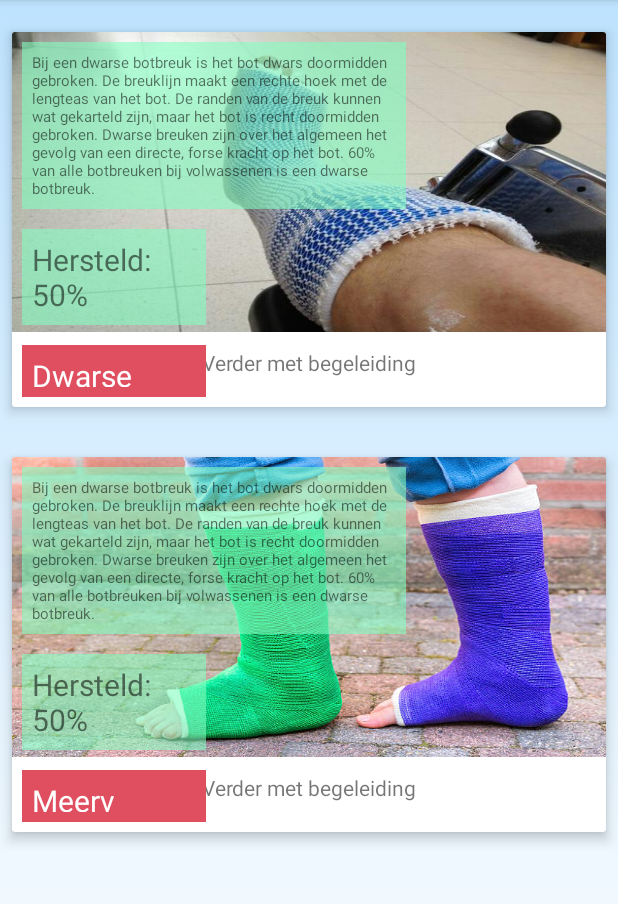
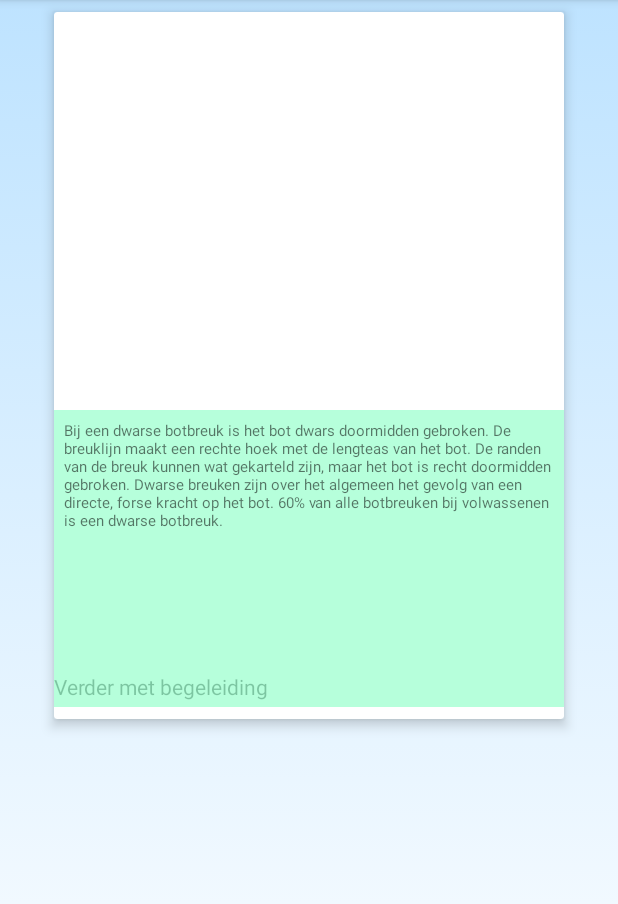
Before and after one commit to keanuTA/Ipmedt4-2017-, an Android app: the screen it shows after launch (MainActivity), on a phone screen of 412 x 824 dp, the part 84-988 px from its top. Run offline under Robolectric (Android 15) with nearby library versions, the phone set to English and light mode, and no system bars.

```diff
--- a/app/src/main/res/layout/content_main.xml
+++ b/app/src/main/res/layout/content_main.xml
@@ -11,91 +11,9 @@
     tools:layout_editor_absoluteY="25dp">
 
     <android.support.v7.widget.CardView
-        android:id="@+id/card_view_meervoudig"
-        android:layout_width="0dp"
-        android:layout_height="250dp"
-        android:layout_gravity="center"
-        android:layout_marginBottom="8dp"
-        android:layout_marginEnd="8dp"
-        android:layout_marginLeft="8dp"
-        android:layout_marginRight="8dp"
-        android:layout_marginStart="8dp"
-        android:layout_marginTop="8dp"
-        android:visibility="visible"
-        android:onClick="toTraject"
-
-        app:cardElevation="5dp"
-        app:layout_constraintBottom_toBottomOf="parent"
-        app:layout_constraintHorizontal_bias="0.0"
-        app:layout_constraintLeft_toLeftOf="parent"
-        app:layout_constraintRight_toRightOf="parent"
-        app:layout_constraintTop_toBottomOf="@+id/card_view_dwars"
-        app:layout_constraintVertical_bias="0.111">
-
-        <ImageView
-            android:src="@mipmap/pootjes"
-            android:layout_width="match_parent"
-            android:layout_height="200dp"
-            android:scaleType="fitXY"/>
-
-        <TextView
-            android:id="@+id/textView3"
-            android:layout_width="fill_parent"
-            android:layout_height="match_parent"
-            android:gravity="bottom"
-            android:textAlignment="center"
-            android:text="Verder met begeleiding"
-            android:layout_marginBottom="30px"/>
-
-        <LinearLayout
-            android:layout_width="wrap_content"
-            android:layout_height="wrap_content" android:orientation="vertical">
-            <TextView
-                android:id="@+id/infoMeervoudig"
-                android:layout_width="match_parent"
-                android:layout_height="wrap_content"
-                android:layout_marginTop="10px"
-                android:layout_marginLeft="10px"
-                android:layout_marginBottom="10px"
-                android:layout_marginRight="200px"
-                android:background="@color/translucent_red"
-                android:padding="10px"
-                android:textSize="10sp"
-                android:text="Bij een dwarse botbreuk is het bot dwars doormidden gebroken. De breuklijn maakt een rechte hoek met de lengteas van het bot. De randen van de breuk kunnen wat gekarteld zijn, maar het bot is recht doormidden gebroken. Dwarse breuken zijn over het algemeen het gevolg van een directe, forse kracht op het bot. 60% van alle botbreuken bij volwassenen is een dwarse botbreuk. " />
-
-            <TextView
-                android:layout_width="match_parent"
-                android:layout_height="wrap_content"
-                android:layout_marginTop="10px"
-                android:layout_marginLeft="10px"
-                android:layout_marginBottom="10px"
-                android:layout_marginRight="400px"
-                android:background="@color/translucent_red"
-                android:padding="10px"
-                android:textSize="20sp"
-                android:text="Hersteld: 50%"/>
-
-            <TextView
-                android:layout_width="match_parent"
-                android:layout_height="wrap_content"
-                android:layout_marginTop="10px"
-                android:layout_marginLeft="10px"
-                android:layout_marginBottom="10px"
-                android:layout_marginRight="400px"
-                android:background="@color/colorPrimary"
-                android:textColor="#fff"
-                android:padding="10px"
-                android:textSize="20sp"
-                android:text="Meervoudige breuk"/>
-        </LinearLayout>
-
-
-    </android.support.v7.widget.CardView>
-
-    <android.support.v7.widget.CardView
         android:id="@+id/card_view_dwars"
-        android:layout_width="0dp"
-        android:layout_height="250dp"
+        android:layout_width="340dp"
+        android:layout_height="471dp"
         android:layout_gravity="center"
         android:layout_marginBottom="8dp"
         android:layout_marginEnd="8dp"
@@ -107,71 +25,42 @@
         android:onClick="toTraject"
         app:cardElevation="5dp"
         app:layout_constraintBottom_toBottomOf="parent"
-        app:layout_constraintHorizontal_bias="0.0"
         app:layout_constraintLeft_toLeftOf="parent"
         app:layout_constraintRight_toRightOf="parent"
         app:layout_constraintTop_toTopOf="parent"
-        app:layout_constraintVertical_bias="0.026">
+        app:layout_constraintVertical_bias="0.0">
 
-        <ImageView
+        <android.support.constraint.ConstraintLayout
             android:layout_width="match_parent"
-            android:layout_height="200dp"
-            android:scaleType="fitXY"
-            android:src="@mipmap/pootje1" />
+            android:layout_height="match_parent">
 
-
-        <TextView
-            android:id="@+id/textView2"
-            android:layout_width="fill_parent"
-            android:layout_height="match_parent"
-            android:layout_marginBottom="30px"
-            android:gravity="bottom"
-            android:text="Verder met begeleiding"
-            android:textAlignment="center" />
-
-        <LinearLayout
-            android:layout_width="wrap_content"
-            android:layout_height="wrap_content"
-            android:orientation="vertical">
+            <TextView
+                android:id="@+id/textView2"
+                android:layout_width="0dp"
+                android:layout_height="459dp"
+                android:gravity="bottom"
+                android:text="Verder met begeleiding"
+                android:textAlignment="center"
+                tools:layout_editor_absoluteY="89dp"
+                tools:layout_editor_absoluteX="22dp" />
 
             <TextView
                 android:id="@+id/infoDwarse"
-                android:layout_width="match_parent"
-                android:layout_height="wrap_content"
-                android:layout_marginBottom="10px"
-                android:layout_marginLeft="10px"
-                android:layout_marginRight="200px"
-                android:layout_marginTop="10px"
+                android:layout_width="0dp"
+                android:layout_height="198dp"
                 android:background="@color/translucent_red"
                 android:padding="10px"
                 android:text="Bij een dwarse botbreuk is het bot dwars doormidden gebroken. De breuklijn maakt een rechte hoek met de lengteas van het bot. De randen van de breuk kunnen wat gekarteld zijn, maar het bot is recht doormidden gebroken. Dwarse breuken zijn over het algemeen het gevolg van een directe, forse kracht op het bot. 60% van alle botbreuken bij volwassenen is een dwarse botbreuk. "
-                android:textSize="10sp" />
+                android:textSize="10sp"
+                app:layout_constraintTop_toTopOf="parent"
+                android:layout_marginTop="8dp"
+                app:layout_constraintBottom_toBottomOf="parent"
+                android:layout_marginBottom="8dp"
+                android:layout_marginLeft="0dp"
+                app:layout_constraintLeft_toLeftOf="parent"
+                app:layout_constraintVertical_bias="1.0" />
+        </android.support.constraint.ConstraintLayout>
 
-            <TextView
-                android:layout_width="match_parent"
-                android:layout_height="wrap_content"
-                android:layout_marginBottom="10px"
-                android:layout_marginLeft="10px"
-                android:layout_marginRight="400px"
-                android:layout_marginTop="10px"
-                android:background="@color/translucent_red"
-                android:padding="10px"
-                android:text="Hersteld: 50%"
-                android:textSize="20sp" />
-
-            <TextView
-                android:layout_width="match_parent"
-                android:layout_height="wrap_content"
-                android:layout_marginBottom="10px"
-                android:layout_marginLeft="10px"
-                android:layout_marginRight="400px"
-                android:layout_marginTop="10px"
-                android:background="@color/colorPrimary"
-                android:padding="10px"
-                android:text="Dwarse Breuk"
-                android:textColor="#fff"
-                android:textSize="20sp" />
-        </LinearLayout>
 
     </android.support.v7.widget.CardView>
 
```
